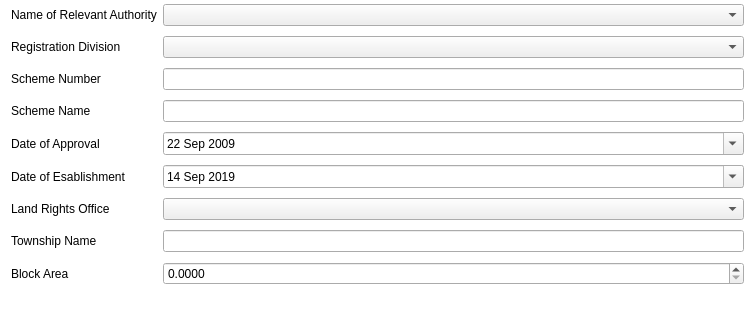
Qt form ui/flts/ui_scheme_lodgement.ui (gltn/stdm) before a commit; both pictures show x 0 to 755 and y 105 to 425 of the 755 by 657 pixel window.
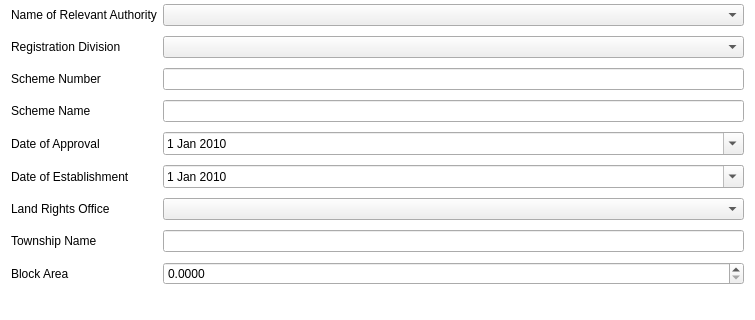
The same form after that commit. Icons and pictures are not drawn. Custom widgets are drawn as their Qt base class.

Commit message: Configure date controls in scheme lodgement

Diff of the .ui file:
```diff
--- a/ui/flts/ui_scheme_lodgement.ui
+++ b/ui/flts/ui_scheme_lodgement.ui
@@ -100,11 +100,21 @@
     </item>
     <item row="8" column="1">
      <widget class="QDateEdit" name="date_apprv">
+      <property name="minimumDateTime">
+       <datetime>
+        <hour>0</hour>
+        <minute>0</minute>
+        <second>0</second>
+        <year>2010</year>
+        <month>1</month>
+        <day>1</day>
+       </datetime>
+      </property>
       <property name="minimumDate">
        <date>
-        <year>2009</year>
-        <month>9</month>
-        <day>22</day>
+        <year>2010</year>
+        <month>1</month>
+        <day>1</day>
        </date>
       </property>
       <property name="calendarPopup">
@@ -168,11 +178,21 @@
     </item>
     <item row="9" column="1">
      <widget class="QDateEdit" name="date_establish">
+      <property name="minimumDateTime">
+       <datetime>
+        <hour>0</hour>
+        <minute>0</minute>
+        <second>0</second>
+        <year>2010</year>
+        <month>1</month>
+        <day>1</day>
+       </datetime>
+      </property>
       <property name="minimumDate">
        <date>
-        <year>2019</year>
-        <month>9</month>
-        <day>14</day>
+        <year>2010</year>
+        <month>1</month>
+        <day>1</day>
        </date>
       </property>
       <property name="calendarPopup">
@@ -207,7 +227,7 @@
     <item row="9" column="0">
      <widget class="QLabel" name="label_date_establish">
       <property name="text">
-       <string>Date of Esablishment</string>
+       <string>Date of Establishment</string>
       </property>
      </widget>
     </item>
```
The commit also changes 2 other files.
